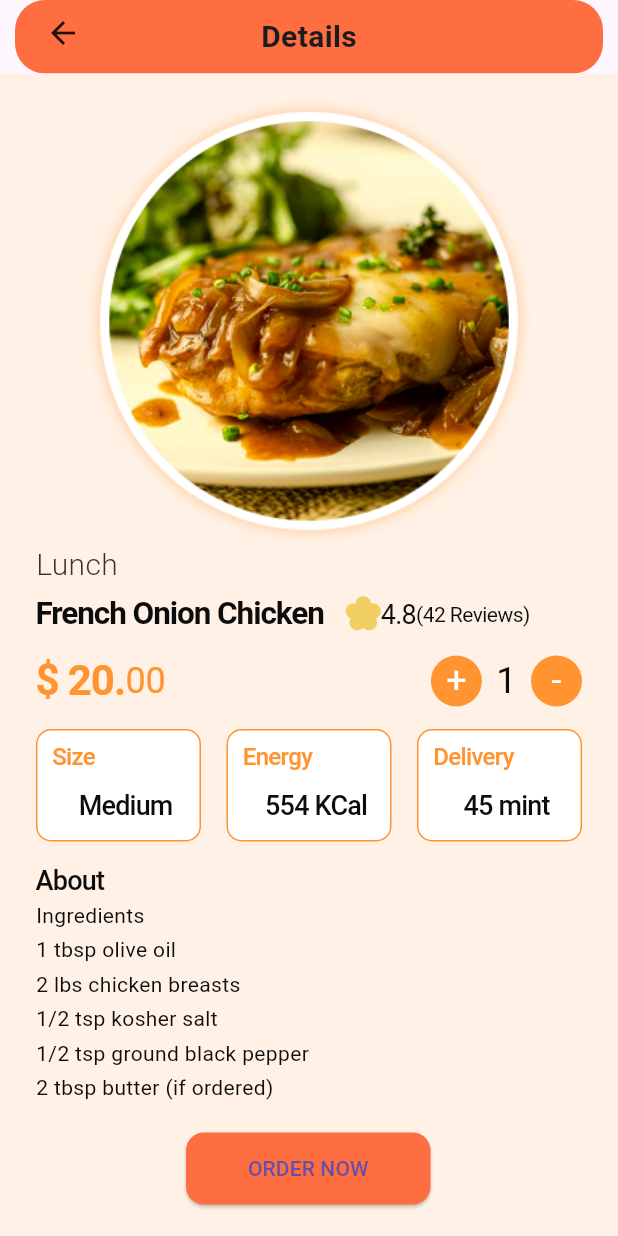
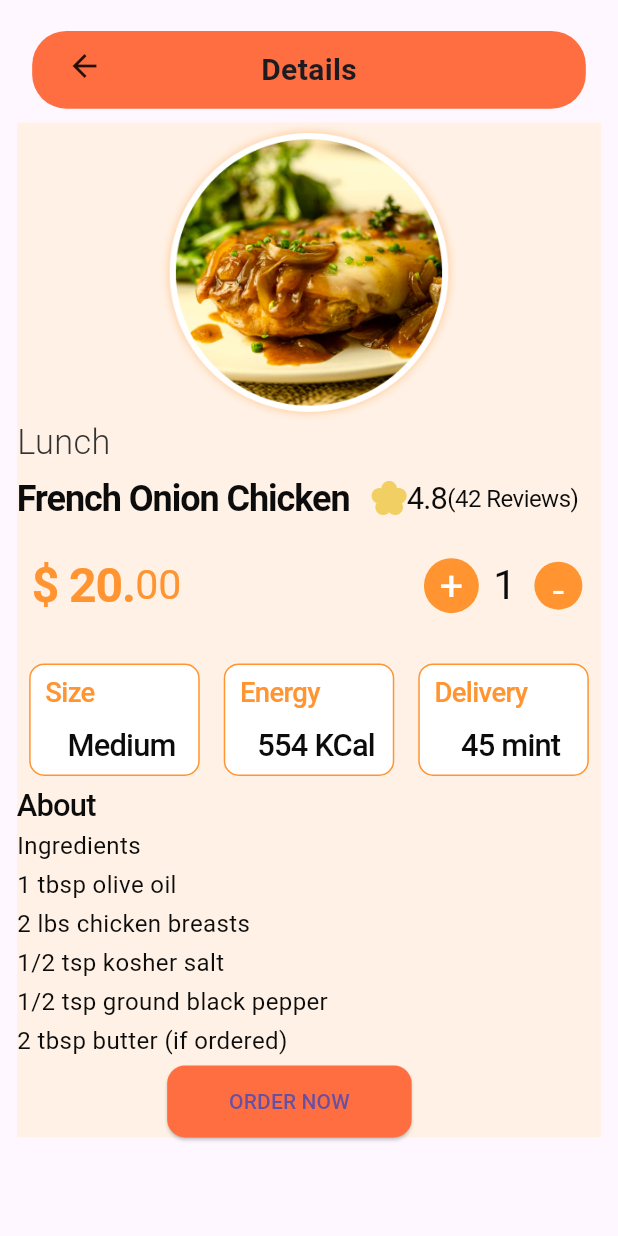
Before and after one commit to MalikShakir786/ShahzadGrill, a Flutter app: the screen it shows after launch, after a tap on "Beef Kabab", on a phone screen of 412 x 824 dp. Run offline on Flutter 3.47's test engine with Material 3 defaults, Android fonts, the phone set to English and light mode, and no system bars; our stand-ins replace animated_text_kit, carousel_slider, device_preview, flutter_screenutil, hexcolor, lottie and 1 more; missing offline and left inert: flutter_phone_direct_caller; Roboto replaces fonts that are missing (DM Sans, Poppins).

Commit message:
responsiveness

```diff
--- a/lib/global_widgets/cutom_navbar.dart
+++ b/lib/global_widgets/cutom_navbar.dart
@@ -1,4 +1,5 @@
 import 'package:flutter/material.dart';
+import 'package:flutter_screenutil/flutter_screenutil.dart';
 
 class CustomNavbar extends StatelessWidget {
   const CustomNavbar({
@@ -10,26 +11,23 @@ class CustomNavbar extends StatelessWidget {
   @override
   Widget build(BuildContext context) {
     return Padding(
-      padding: const EdgeInsets.symmetric(horizontal: 10),
+      padding: EdgeInsets.symmetric(horizontal: 10, vertical: 8.sp),
       child: Container(
         decoration: BoxDecoration(
-            borderRadius: BorderRadius.circular(20),
-            color: Colors.deepOrangeAccent,
+          borderRadius: BorderRadius.circular(20.r),
+          color: Colors.deepOrangeAccent,
         ),
-        padding: EdgeInsets.symmetric(horizontal: 20,vertical: 10),
+        padding: EdgeInsets.symmetric(horizontal: 20.sp, vertical: 10.sp),
         child: Stack(
           children: [
-            GestureDetector(
-                onTap: (){
-                },
-                child: Icon(Icons.arrow_back)),
+            GestureDetector(onTap: () {}, child: Icon(Icons.arrow_back)),
             Align(
               alignment: Alignment.center,
-              child: Text(title,style: TextStyle(
-                  fontSize: 20,fontWeight: FontWeight.bold
-              ),),
+              child: Text(
+                title,
+                style: TextStyle(fontSize: 20, fontWeight: FontWeight.bold),
+              ),
             ),
-
           ],
         ),
       ),
--- a/lib/global_widgets/detailWedget.dart
+++ b/lib/global_widgets/detailWedget.dart
@@ -1,4 +1,7 @@
+// ignore_for_file: override_on_non_overriding_member, file_names, camel_case_types, use_key_in_widget_constructors, no_logic_in_create_state, annotate_overrides, prefer_const_constructors, sized_box_for_whitespace, unnecessary_string_interpolations, avoid_unnecessary_containers, avoid_print, prefer_const_literals_to_create_immutables, sort_child_properties_last, deprecated_member_use
+
 import 'package:flutter/material.dart';
+import 'package:flutter_screenutil/flutter_screenutil.dart';
 
 class detailWedgit extends StatefulWidget {
   const detailWedgit(
@@ -18,17 +21,18 @@ class _detailWedgitState extends State<detailWedgit> {
       this.dishName, this.starts, this.reviews, this.price, this.type);
   Widget build(BuildContext context) {
     return SingleChildScrollView(
+      child: SingleChildScrollView(
         child: Container(
           color: Color(0xFFFFF1E5),
           child: Padding(
-          padding: const EdgeInsets.only(top: 15.0, left: 24, right: 24),
+            padding: EdgeInsets.all(0),
             child: Column(
               crossAxisAlignment: CrossAxisAlignment.start,
               children: [
                 Center(
                   child: Container(
-                  width: 300,
-                  height: 300,
+                    width: 300.w,
+                    height: 200,
                     child: Image(
                       image: AssetImage('assets/images/dish.png'),
                     ),
@@ -38,14 +42,14 @@ class _detailWedgitState extends State<detailWedgit> {
                   "$type",
                   style: TextStyle(
                     color: Color(0xFF333333),
-                  fontSize: 20,
+                    fontSize: 20.sp,
                     fontFamily: 'Poppins',
                     fontWeight: FontWeight.w300,
-                  height: 0,
+                    height: 0.h,
                   ),
                 ),
                 Padding(
-                padding: const EdgeInsets.only(top: 10.0),
+                  padding: EdgeInsets.only(top: 10),
                   child: Row(
                     mainAxisSize: MainAxisSize.min,
                     mainAxisAlignment: MainAxisAlignment.spaceBetween,
@@ -55,15 +59,15 @@ class _detailWedgitState extends State<detailWedgit> {
                         "$dishName",
                         style: TextStyle(
                           color: Color(0xFF0C0C0C),
-                        fontSize: 21,
+                          fontSize: 21.sp,
                           fontFamily: 'DM Sans',
                           fontWeight: FontWeight.w700,
-                        height: 0,
+                          height: 0.h,
                           letterSpacing: -0.72,
                         ),
                       ),
                       Padding(
-                      padding: const EdgeInsets.only(left: 14.0),
+                        padding: EdgeInsets.only(left: 14),
                         child: Container(
                           child: Row(
                             mainAxisSize: MainAxisSize.min,
@@ -88,10 +92,10 @@ class _detailWedgitState extends State<detailWedgit> {
                                 "$starts",
                                 style: TextStyle(
                                   color: Color(0xFF0C0C0C),
-                                fontSize: 18,
+                                  fontSize: 18.sp,
                                   fontFamily: 'DM Sans',
                                   fontWeight: FontWeight.w400,
-                                height: 0,
+                                  height: 0.h,
                                   letterSpacing: -0.54,
                                 ),
                               ),
@@ -99,7 +103,7 @@ class _detailWedgitState extends State<detailWedgit> {
                                 "($reviews Reviews)",
                                 style: TextStyle(
                                   color: Color(0xFF0C0C0C),
-                                fontSize: 14,
+                                  fontSize: 14.sp,
                                   fontFamily: 'DM Sans',
                                   fontWeight: FontWeight.w400,
                                   height: 0,
@@ -114,7 +118,8 @@ class _detailWedgitState extends State<detailWedgit> {
                   ),
                 ),
                 Padding(
-                padding: const EdgeInsets.only(top: 15.0),
+                  padding: EdgeInsets.all(10),
+                  child: Expanded(
                     child: Row(
                       mainAxisSize: MainAxisSize.min,
                       mainAxisAlignment: MainAxisAlignment.spaceBetween,
@@ -124,7 +129,7 @@ class _detailWedgitState extends State<detailWedgit> {
                           "\$ $price.",
                           style: TextStyle(
                             color: Color(0xFFFF9431),
-                        fontSize: 28,
+                            fontSize: 28.sp,
                             fontFamily: 'DM Sans',
                             fontWeight: FontWeight.w700,
                             height: 0,
@@ -135,7 +140,7 @@ class _detailWedgitState extends State<detailWedgit> {
                           "00",
                           style: TextStyle(
                             color: Color(0xFFFF9431),
-                        fontSize: 24,
+                            fontSize: 24.sp,
                             fontFamily: 'DM Sans',
                             fontWeight: FontWeight.w400,
                             height: 0,
@@ -149,8 +154,8 @@ class _detailWedgitState extends State<detailWedgit> {
                             print('Button Clicked');
                           },
                           child: Container(
-                        width: 34.0,
-                        height: 34.0,
+                            width: 32.w,
+                            height: 32.h,
                             decoration: BoxDecoration(
                               shape: BoxShape.circle,
                               color: Color(0xFFFF9431), // Circle color
@@ -160,7 +165,7 @@ class _detailWedgitState extends State<detailWedgit> {
                                 '+',
                                 style: TextStyle(
                                   color: Colors.white, // Plus sign color
-                              fontSize: 24.0, // Plus sign size
+                                  fontSize: 24.sp, // Plus sign size
                                 ),
                               ),
                             ),
@@ -172,10 +177,10 @@ class _detailWedgitState extends State<detailWedgit> {
                             '1',
                             style: TextStyle(
                               color: Color(0xFF0C0C0C),
-                          fontSize: 24,
+                              fontSize: 24.sp,
                               fontFamily: 'DM Sans',
                               fontWeight: FontWeight.w400,
-                          height: 0,
+                              height: 0.h,
                               letterSpacing: -0.72,
                             ),
                           ),
@@ -186,8 +191,8 @@ class _detailWedgitState extends State<detailWedgit> {
                             print('Button Clicked');
                           },
                           child: Container(
-                        width: 34.0,
-                        height: 34.0,
+                            width: 32.w,
+                            height: 32,
                             decoration: BoxDecoration(
                               shape: BoxShape.circle,
                               color: Color(0xFFFF9431), // Circle color
@@ -197,7 +202,7 @@ class _detailWedgitState extends State<detailWedgit> {
                                 '-',
                                 style: TextStyle(
                                   color: Colors.white, // Plus sign color
-                              fontSize: 24.0, // Plus sign size
+                                  fontSize: 24.sp, // Plus sign size
                                 ),
                               ),
                             ),
@@ -206,26 +211,22 @@ class _detailWedgitState extends State<detailWedgit> {
                       ],
                     ),
                   ),
-              Padding(
-                padding: const EdgeInsets.only(top: 15.0),
-                child: Row(
+                ),
+                Row(
                   mainAxisAlignment: MainAxisAlignment.spaceBetween,
                   children: [
                     shoowBox("Size", "Medium"),
-
                     shoowBox("Energy", "554 KCal"),
-
                     shoowBox("Delivery", "45 mint"),
                   ],
                 ),
-              ),
                 Padding(
-                padding: const EdgeInsets.only(top: 15.0),
+                  padding: EdgeInsets.only(top: 0),
                   child: Text(
                     "About",
                     style: TextStyle(
                       color: Color(0xFF0C0C0C),
-                    fontSize: 18,
+                      fontSize: 18.sp,
                       fontFamily: 'DM Sans',
                       fontWeight: FontWeight.w500,
                       height: 0,
@@ -239,9 +240,11 @@ class _detailWedgitState extends State<detailWedgit> {
                 buildIngredient('1/2 tsp kosher salt'),
                 buildIngredient('1/2 tsp ground black pepper'),
                 buildIngredient('2 tbsp butter (if ordered)'),
-              SizedBox(height: 20,),
+                SizedBox(
+                  height: 5,
+                ),
                 Padding(
-                padding: const EdgeInsets.only(bottom: 50, left: 100),
+                  padding: EdgeInsets.only(bottom: 0, left: 100),
                   child: ElevatedButton(
                     onPressed: () => {},
                     child: Text('ORDER NOW'),
@@ -257,18 +260,21 @@ class _detailWedgitState extends State<detailWedgit> {
             ),
           ),
         ),
+      ),
     );
   }
 
   Widget buildIngredient(String ingredient) {
     return Column(
       children: [
-        SizedBox(height: 3,),
+        SizedBox(
+          height: 3,
+        ),
         Text(
           ingredient,
           style: TextStyle(
             color: Color(0xFF0C0C0C),
-            fontSize: 14,
+            fontSize: 14.sp,
             fontFamily: 'DM Sans',
             fontWeight: FontWeight.w400,
           ),
@@ -285,8 +291,11 @@ class shoowBox extends StatelessWidget {
 
   @override
   Widget build(BuildContext context) {
-    return Container(
-      width: 110,
+    return Expanded(
+      child: Padding(
+        padding: const EdgeInsets.all(8.0),
+        child: Container(
+          width: 110.w,
           height: 75,
           //color: Colors.white,
           decoration: ShapeDecoration(
@@ -295,8 +304,8 @@ class shoowBox extends StatelessWidget {
                   side: BorderSide(width: 1, color: Color(0xFFFF9431)),
                   borderRadius: BorderRadius.circular(10))),
           child: Padding(
-        padding: const EdgeInsets.only(
-          top: 8.0,
+            padding: EdgeInsets.only(
+              top: 8,
               left: 10,
             ),
             child: Column(
@@ -307,7 +316,7 @@ class shoowBox extends StatelessWidget {
                       "$title",
                       style: TextStyle(
                         color: Color(0xFFFF9431),
-                    fontSize: 16,
+                        fontSize: 16.sp,
                         fontFamily: 'DM Sans',
                         fontWeight: FontWeight.w500,
                         height: 0,
@@ -323,7 +332,7 @@ class shoowBox extends StatelessWidget {
                   "$statment",
                   style: TextStyle(
                     color: Color(0xFF0C0C0C),
-                fontSize: 18,
+                    fontSize: 18.sp,
                     fontFamily: 'DM Sans',
                     fontWeight: FontWeight.w500,
                     letterSpacing: -0.54,
@@ -332,6 +341,8 @@ class shoowBox extends StatelessWidget {
               ],
             ),
           ),
+        ),
+      ),
     );
   }
 }
--- a/lib/main.dart
+++ b/lib/main.dart
@@ -1,23 +1,39 @@
+// ignore_for_file: unused_import, avoid_web_libraries_in_flutter, must_be_immutable
 
+//import 'dart:js';
+
+//import 'dart:js';
+
+import 'package:flutter/foundation.dart';
 import 'package:flutter/material.dart';
 import 'package:resturant/screens/bottom_nav_bar.dart';
 import 'package:resturant/screens/about_us.dart';
+import 'package:resturant/screens/detail.dart';
 import 'package:resturant/screens/menu_screen.dart';
 import 'package:resturant/screens/splashscreen.dart';
+import 'package:device_preview/device_preview.dart';
+import 'package:flutter_screenutil/flutter_screenutil.dart';
 
 void main() {
-  runApp(const MyApp());
+  runApp(MyApp());
 }
 
 class MyApp extends StatelessWidget {
-  const MyApp({super.key});
+  // var height = MediaQuery.of(context).size.height;
+  //var width = MediaQuery.of(context).size.width;
+  MyApp({super.key});
 
   @override
   Widget build(BuildContext context) {
-    return MaterialApp(
-      title: 'Shahzad Grills',
-      debugShowCheckedModeBanner: false,
-      home: splashscreen(),
+    return ScreenUtilInit(
+      designSize: Size(360, 390),
+      splitScreenMode: true,
+      minTextAdapt: true,
+      builder: (context, child) {
+        return MaterialApp(
+          home: splashscreen(),
+        );
+      },
     );
   }
 }
--- a/lib/screens/detail.dart
+++ b/lib/screens/detail.dart
@@ -1,8 +1,8 @@
 import 'package:flutter/material.dart';
+import 'package:flutter_screenutil/flutter_screenutil.dart';
 import 'package:resturant/global_widgets/cutom_navbar.dart';
 
 import '../global_widgets/detailWedget.dart';
-
 
 class detail_Page extends StatelessWidget {
   const detail_Page({super.key});
@@ -11,12 +11,17 @@ class detail_Page extends StatelessWidget {
   Widget build(BuildContext context) {
     return Scaffold(
         body: SafeArea(
+      child: SingleChildScrollView(
+        child: Padding(
+          padding: EdgeInsets.all(10.sp),
           child: Column(
             children: [
               CustomNavbar(title: "Details"),
               detailWedgit("French Onion Chicken", "4.8", "42", "20", "Lunch"),
             ],
           ),
-        ));
+        ),
+      ),
+    ));
   }
 }
--- a/lib/screens/menu_screen.dart
+++ b/lib/screens/menu_screen.dart
@@ -1,9 +1,11 @@
+// ignore_for_file: unused_import, must_be_immutable, prefer_const_constructors, sized_box_for_whitespace, duplicate_import
+
 import 'package:flutter/material.dart';
+import 'package:flutter_screenutil/flutter_screenutil.dart';
 import 'package:persistent_bottom_nav_bar/persistent_tab_view.dart';
 import 'package:resturant/screens/detail.dart';
-
+import 'package:resturant/screens/about_us.dart';
 import '../global_widgets/cutom_navbar.dart';
-import 'about_us.dart';
 
 class MenuScreen extends StatelessWidget {
   MenuScreen({super.key});
@@ -64,16 +66,16 @@ class MenuScreen extends StatelessWidget {
           child: Column(
             children: [
               SizedBox(
-                height: 10,
+                height: 10.h,
               ),
               CustomNavbar(
                 title: "Menu",
               ),
               SizedBox(
-                height: 20,
+                height: 20.h,
               ),
               SizedBox(
-                height: 320,
+                height: 250,
                 child: Expanded(
                   child: ListView.builder(
                       scrollDirection: Axis.horizontal,
@@ -90,7 +92,7 @@ class MenuScreen extends StatelessWidget {
                                   child: Image.asset(bannerImages[index]),
                                 ),
                                 Padding(
-                                  padding: const EdgeInsets.all(20),
+                                  padding: EdgeInsets.all(20),
                                   child: Align(
                                     alignment: Alignment.bottomLeft,
                                     child: Container(
@@ -98,15 +100,15 @@ class MenuScreen extends StatelessWidget {
                                         borderRadius: BorderRadius.circular(10),
                                         color: Colors.black54,
                                       ),
-                                      width: 120,
-                                      height: 90,
+                                      width: 120.w,
+                                      height: 80,
                                       padding: EdgeInsets.all(10),
                                       child: Center(
                                           child: Text(
                                         bannerNames[index],
                                         style: TextStyle(
                                             color: Colors.white,
-                                            fontSize: 20,
+                                            fontSize: 20.sp,
                                             fontWeight: FontWeight.bold),
                                       )),
                                     ),
@@ -125,7 +127,8 @@ class MenuScreen extends StatelessWidget {
               Center(
                 child: Text(
                   "Menu",
-                  style: TextStyle(fontSize: 23, fontWeight: FontWeight.bold),
+                  style:
+                      TextStyle(fontSize: 23.sp, fontWeight: FontWeight.bold),
                 ),
               ),
               SizedBox(
@@ -148,43 +151,59 @@ class MenuScreen extends StatelessWidget {
                                 MaterialPageRoute(
                                     builder: (context) => detail_Page()));
                           },
+                          child: Expanded(
                             child: Container(
                               padding: EdgeInsets.symmetric(
-                                vertical: 20, horizontal: 10),
+                                  vertical: 10, horizontal: 10),
                               decoration: BoxDecoration(
                                   borderRadius: BorderRadius.circular(20),
                                   color: Colors.white),
+                              child: Expanded(
                                 child: Column(
                                   children: [
-                                Container(
-                                  height: 80,
+                                    Expanded(
+                                      child: Container(
+                                        height: 80.h,
+                                        child: Expanded(
                                           child: ClipRRect(
-                                      borderRadius: BorderRadius.circular(50),
-                                      child: Image.asset(menuImages[index])),
+                                              borderRadius:
+                                                  BorderRadius.circular(50),
+                                              child: Image.asset(
+                                                  menuImages[index])),
+                                        ),
+                                      ),
                                     ),
                                     Padding(
-                                  padding: const EdgeInsets.all(8.0),
+                                      padding: EdgeInsets.all(8.0),
+                                      child: Expanded(
                                         child: Text(
                                           menuNames[index],
-                                    style:
-                                        TextStyle(fontWeight: FontWeight.bold),
+                                          style: TextStyle(
+                                              fontWeight: FontWeight.bold),
+                                        ),
                                       ),
                                     ),
                                     Align(
                                       alignment: Alignment.centerRight,
+                                      child: Expanded(
                                         child: Text(
                                           pricelist[index],
-                                    style: TextStyle(fontSize: 13),
+                                          style: TextStyle(fontSize: 13.sp),
+                                        ),
                                       ),
                                     )
                                   ],
                                 ),
                               ),
                             ),
+                          ),
+                        ),
                       );
                     })),
               ),
-              SizedBox(height: 50,)
+              SizedBox(
+                height: 50,
+              )
             ],
           ),
         ),
--- a/pubspec.yaml
+++ b/pubspec.yaml
@@ -42,6 +42,8 @@ dependencies:
   flutter_phone_direct_caller: ^2.1.1
   persistent_bottom_nav_bar: ^5.0.2
   lottie: ^2.7.0
+  flutter_screenutil: ^5.9.0
+  device_preview: ^1.1.0
 
 
 
```
Also changed, not shown: lib/global_widgets/BoxShow.dart (+10 -7 lines), lib/screens/about_us.dart (+52 -48 lines), lib/screens/bottom_nav_bar.dart (+18 -13 lines), pubspec.lock, 2 other files. Lines whose indentation alone changed are shown as unchanged.
